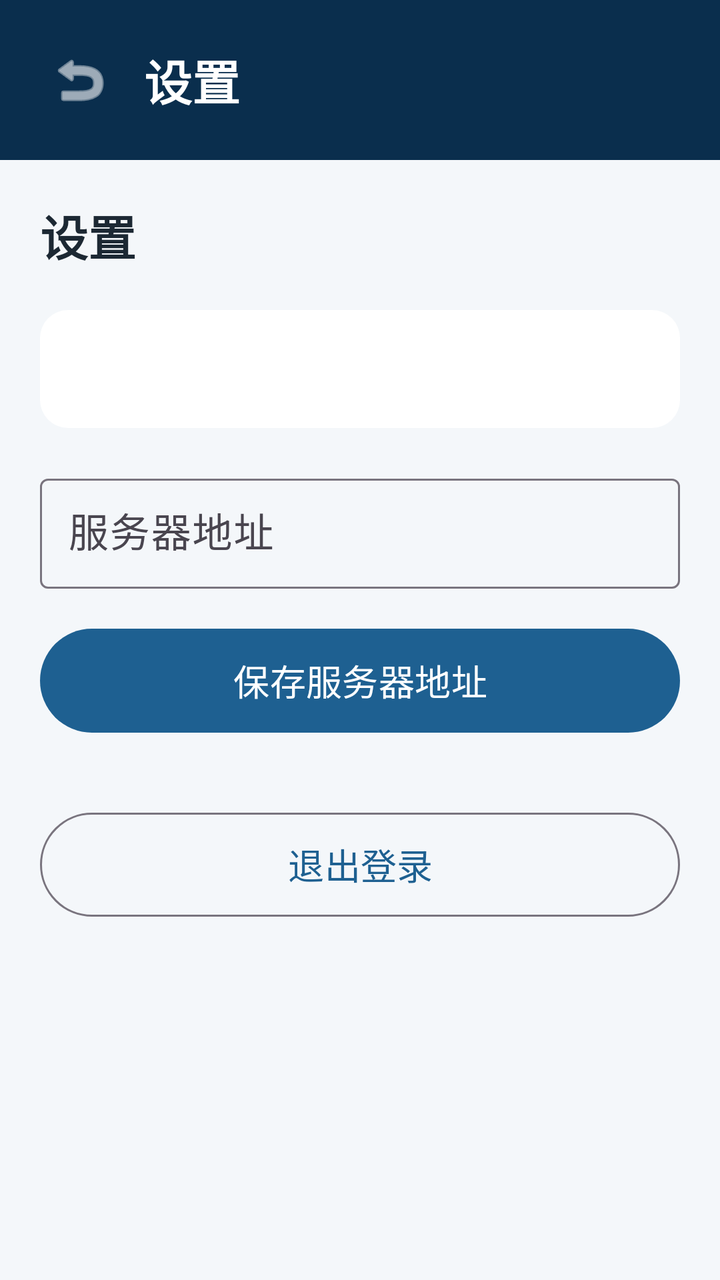
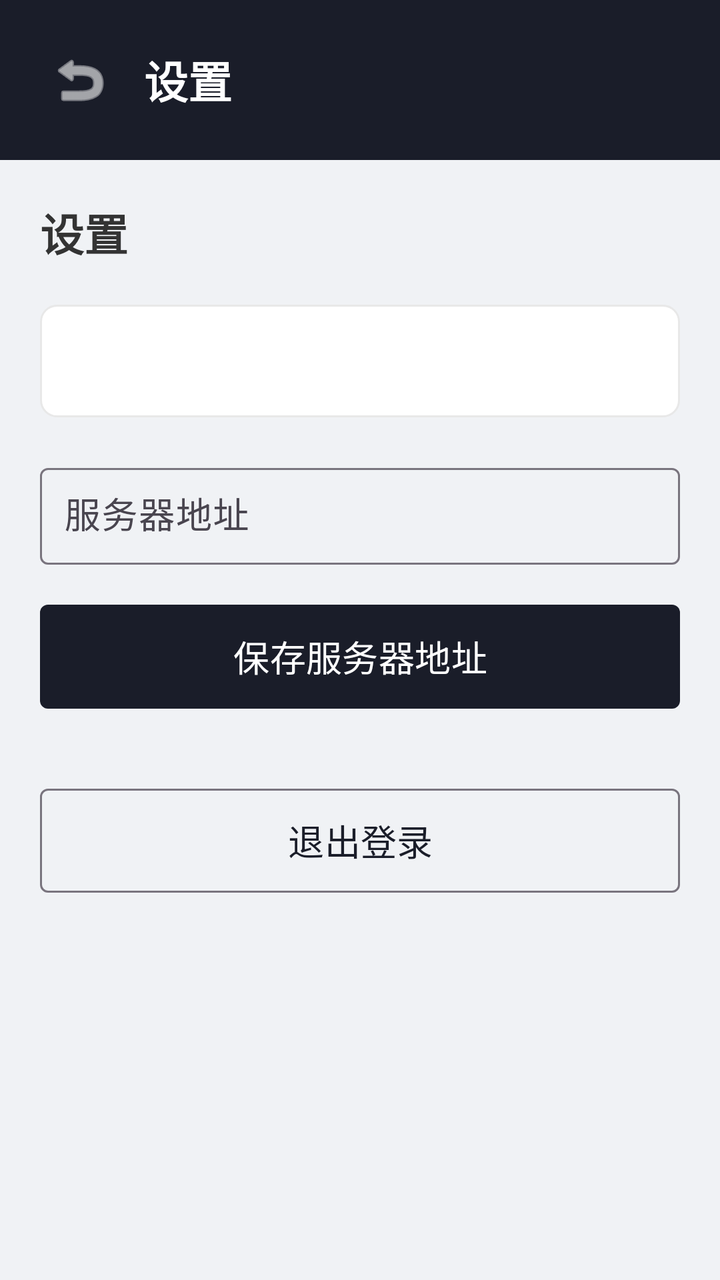

Compare the two renders of this Android layout. The source of the first and the diff that turns it into the second are given below.
<!-- AndroidManifest.xml: application theme Theme.XghApp -->
<!-- res/layout/activity_settings.xml -->
<?xml version="1.0" encoding="utf-8"?>
<LinearLayout xmlns:android="http://schemas.android.com/apk/res/android"
    android:layout_width="match_parent"
    android:layout_height="match_parent"
    android:orientation="vertical">

    <LinearLayout
        android:layout_width="match_parent"
        android:layout_height="wrap_content"
        android:background="@color/brand_dark"
        android:gravity="center_vertical"
        android:orientation="horizontal"
        android:padding="16dp">

        <ImageButton
            android:id="@+id/btnBack"
            android:layout_width="48dp"
            android:layout_height="48dp"
            android:background="?attr/selectableItemBackgroundBorderless"
            android:contentDescription="@string/settings_title"
            android:src="@android:drawable/ic_menu_revert"
            android:tint="@color/white" />

        <TextView
            style="@style/TextTitle"
            android:layout_width="wrap_content"
            android:layout_height="wrap_content"
            android:layout_marginStart="8dp"
            android:text="@string/settings_title"
            android:textColor="@color/white" />
    </LinearLayout>

    <ScrollView
    android:layout_width="match_parent"
    android:layout_height="match_parent"
    android:fillViewport="true">

    <LinearLayout
        android:layout_width="match_parent"
        android:layout_height="wrap_content"
        android:orientation="vertical"
        android:padding="20dp">

        <TextView
            style="@style/TextTitle"
            android:layout_width="wrap_content"
            android:layout_height="wrap_content"
            android:text="@string/settings_title" />

        <TextView
            android:id="@+id/tvUser"
            style="@style/TextBig"
            android:layout_width="match_parent"
            android:layout_height="wrap_content"
            android:layout_marginTop="20dp"
            android:background="@drawable/bg_card"
            android:lineSpacingExtra="6dp"
            android:padding="16dp" />

        <com.google.android.material.textfield.TextInputLayout
            android:layout_width="match_parent"
            android:layout_height="wrap_content"
            android:layout_marginTop="20dp"
            android:hint="@string/server_url">

            <com.google.android.material.textfield.TextInputEditText
                android:id="@+id/etServer"
                style="@style/InputBig"
                android:layout_width="match_parent"
                android:layout_height="wrap_content"
                android:inputType="textUri" />
        </com.google.android.material.textfield.TextInputLayout>

        <com.google.android.material.button.MaterialButton
            android:id="@+id/btnSaveServer"
            android:layout_width="match_parent"
            android:layout_height="60dp"
            android:layout_marginTop="16dp"
            android:text="保存服务器地址"
            android:textSize="18sp" />

        <com.google.android.material.button.MaterialButton
            android:id="@+id/btnLogout"
            style="@style/Widget.Material3.Button.OutlinedButton"
            android:layout_width="match_parent"
            android:layout_height="60dp"
            android:layout_marginTop="32dp"
            android:text="@string/logout"
            android:textSize="18sp" />
    </LinearLayout>
</ScrollView>
</LinearLayout>
<!-- resources referenced by this layout -->
<resources>
  <color name="brand_dark">#0A2E4D</color>
  <color name="white">#FFFFFF</color>
  <!-- drawable bg_card (drawable) -->
  <?xml version="1.0" encoding="utf-8"?>
  <shape xmlns:android="http://schemas.android.com/apk/res/android">
      <solid android:color="@color/white" />
      <corners android:radius="14dp" />
  </shape>
  <string name="logout">退出登录</string>
  <string name="server_url">服务器地址</string>
  <string name="settings_title">设置</string>
  <style name="InputBig">
          <item name="android:textSize">20sp</item>
          <item name="android:padding">14dp</item>
      </style>
  <style name="TextBig">
          <item name="android:textSize">20sp</item>
          <item name="android:textColor">@color/text_main</item>
      </style>
  <style name="TextTitle">
          <item name="android:textSize">24sp</item>
          <item name="android:textColor">@color/text_main</item>
          <item name="android:textStyle">bold</item>
      </style>
  <style name="Theme.XghApp" parent="Theme.Material3.Light.NoActionBar">
          <item name="colorPrimary">@color/brand_primary</item>
          <item name="colorOnPrimary">@color/white</item>
          <item name="colorPrimaryContainer">@color/brand_surface</item>
          <item name="android:statusBarColor">@color/brand_dark</item>
          <item name="android:windowBackground">@color/brand_surface</item>
      </style>
  <color name="text_main">#1C2833</color>
  <color name="brand_primary">#1E6091</color>
  <color name="brand_surface">#F4F7FA</color>
</resources>

<!-- the commit's change to res/layout/activity_settings.xml (unified diff, before → after) -->
@@ -1,5 +1,6 @@
 <?xml version="1.0" encoding="utf-8"?>
 <LinearLayout xmlns:android="http://schemas.android.com/apk/res/android"
+    xmlns:app="http://schemas.android.com/apk/res-auto"
     android:layout_width="match_parent"
     android:layout_height="match_parent"
     android:orientation="vertical">
@@ -77,7 +78,8 @@
             android:layout_height="60dp"
             android:layout_marginTop="16dp"
             android:text="保存服务器地址"
-            android:textSize="18sp" />
+            android:textSize="18sp"
+            app:cornerRadius="4dp" />
 
         <com.google.android.material.button.MaterialButton
             android:id="@+id/btnLogout"
@@ -86,7 +88,8 @@
             android:layout_height="60dp"
             android:layout_marginTop="32dp"
             android:text="@string/logout"
-            android:textSize="18sp" />
+            android:textSize="18sp"
+            app:cornerRadius="4dp" />
     </LinearLayout>
 </ScrollView>
 </LinearLayout>
<!-- resource entries referenced after the edit -->
@@ -1,26 +1,28 @@
 <!-- resources referenced by this layout -->
 <resources>
-  <color name="brand_dark">#0A2E4D</color>
+  <color name="brand_dark">#1A1D29</color>
   <color name="white">#FFFFFF</color>
   <!-- drawable bg_card (drawable) -->
   <?xml version="1.0" encoding="utf-8"?>
   <shape xmlns:android="http://schemas.android.com/apk/res/android">
       <solid android:color="@color/white" />
-      <corners android:radius="14dp" />
+      <corners android:radius="8dp" />
+      <stroke android:width="1dp" android:color="@color/border_base" />
   </shape>
   <string name="logout">退出登录</string>
   <string name="server_url">服务器地址</string>
   <string name="settings_title">设置</string>
   <style name="InputBig">
-          <item name="android:textSize">20sp</item>
-          <item name="android:padding">14dp</item>
+          <item name="android:textSize">18sp</item>
+          <item name="android:textColor">@color/text_main</item>
+          <item name="android:padding">12dp</item>
       </style>
   <style name="TextBig">
-          <item name="android:textSize">20sp</item>
+          <item name="android:textSize">18sp</item>
           <item name="android:textColor">@color/text_main</item>
       </style>
   <style name="TextTitle">
-          <item name="android:textSize">24sp</item>
+          <item name="android:textSize">22sp</item>
           <item name="android:textColor">@color/text_main</item>
           <item name="android:textStyle">bold</item>
       </style>
@@ -31,8 +33,9 @@
           <item name="android:statusBarColor">@color/brand_dark</item>
           <item name="android:windowBackground">@color/brand_surface</item>
       </style>
-  <color name="text_main">#1C2833</color>
-  <color name="brand_primary">#1E6091</color>
-  <color name="brand_surface">#F4F7FA</color>
+  <color name="border_base">#E8E8E8</color>
+  <color name="text_main">#333333</color>
+  <color name="brand_primary">#1A1D29</color>
+  <color name="brand_surface">#F0F2F5</color>
 </resources>
 
